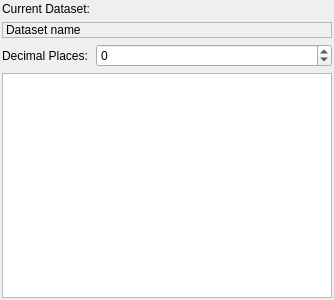
Above: uwsift/ui/dataset_statistics_widget.ui from ssec/sift before the change. Below: the same form after it.
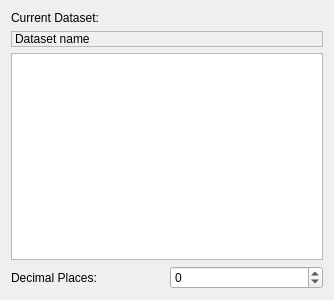
That is the form after the change.

Commit message:
Move "Decimal Places" control below the statistics table
... because it is too prominent when positioned above it: most of the
time the number of decimal places to round to is left as it is.

Concerns #59

The edit to the form file:
```diff
--- a/uwsift/ui/dataset_statistics_widget.ui
+++ b/uwsift/ui/dataset_statistics_widget.ui
@@ -14,18 +14,6 @@
    <string>Form</string>
   </property>
   <layout class="QVBoxLayout" name="verticalLayout">
-   <property name="leftMargin">
-    <number>2</number>
-   </property>
-   <property name="topMargin">
-    <number>2</number>
-   </property>
-   <property name="rightMargin">
-    <number>2</number>
-   </property>
-   <property name="bottomMargin">
-    <number>2</number>
-   </property>
    <item>
     <layout class="QFormLayout" name="formLayout">
      <item row="0" column="0">
@@ -35,29 +23,6 @@
        </property>
       </widget>
      </item>
-     <item row="2" column="0">
-      <widget class="QLabel" name="decimalPlacesLabel">
-       <property name="text">
-        <string>Decimal Places:</string>
-       </property>
-      </widget>
-     </item>
-     <item row="2" column="1">
-      <widget class="QSpinBox" name="decimalPlacesSpinBox">
-       <property name="wrapping">
-        <bool>true</bool>
-       </property>
-       <property name="specialValueText">
-        <string>unlimited</string>
-       </property>
-       <property name="minimum">
-        <number>-1</number>
-       </property>
-       <property name="maximum">
-        <number>25</number>
-       </property>
-      </widget>
-     </item>
      <item row="1" column="0" colspan="2">
       <widget class="QLabel" name="datasetNameLabel">
        <property name="frameShape">
@@ -83,6 +48,33 @@
      </property>
     </widget>
    </item>
+   <item>
+    <layout class="QHBoxLayout" name="horizontalLayout">
+     <item>
+      <widget class="QLabel" name="decimalPlacesLabel">
+       <property name="text">
+        <string>Decimal Places:</string>
+       </property>
+      </widget>
+     </item>
+     <item>
+      <widget class="QSpinBox" name="decimalPlacesSpinBox">
+       <property name="wrapping">
+        <bool>true</bool>
+       </property>
+       <property name="specialValueText">
+        <string>unlimited</string>
+       </property>
+       <property name="minimum">
+        <number>-1</number>
+       </property>
+       <property name="maximum">
+        <number>25</number>
+       </property>
+      </widget>
+     </item>
+    </layout>
+   </item>
   </layout>
  </widget>
  <resources/>
```
The commit also changes 1 other file.
